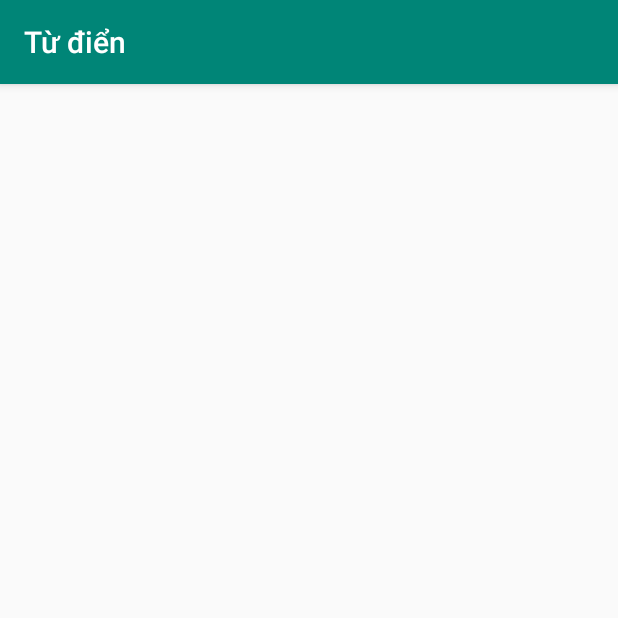
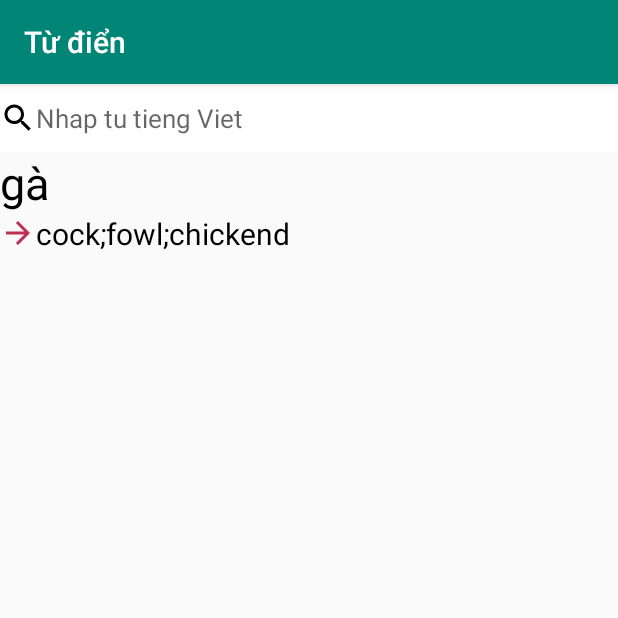
Before and after one commit to vanhoang1001/tudien, an Android app: the TraVietAnhActivity screen opened directly, with no data from a screen before it, on a phone screen of 412 x 824 dp, the top half of it. Run offline under Robolectric (Android 15) with nearby library versions, the phone set to English and light mode, and no system bars.

Commit message:
update demo

```diff
--- a/app/src/main/res/layout/layout_tratiengviet.xml
+++ b/app/src/main/res/layout/layout_tratiengviet.xml
@@ -11,6 +11,31 @@
         android:layout_height="wrap_content"
         android:orientation="horizontal">
 
+        <EditText
+            android:id="@+id/etSearch"
+            android:layout_width="match_parent"
+            android:layout_height="45dp"
+            android:background="#fff"
+            android:drawableLeft="@drawable/ic_search_black_24dp"
+            android:hint="Nhap tu tieng Viet"
+            android:textSize="17sp" />
+        <TextView
+            android:textColor="#000"
+            android:textSize="30sp"
+            android:layout_below="@+id/etSearch"
+            android:text="gà"
+            android:id="@+id/txtTuTiengViet"
+            android:layout_width="wrap_content"
+            android:layout_height="wrap_content" />
+        <TextView
+            android:drawableLeft="@drawable/ic_arrow_forward_black_24dp"
+            android:textColor="#000"
+            android:textSize="20sp"
+            android:layout_below="@+id/txtTuTiengViet"
+            android:text="cock;fowl;chickend"
+            android:id="@+id/txtTuTiengAnh"
+            android:layout_width="wrap_content"
+            android:layout_height="wrap_content" />
     </RelativeLayout>
 
 </LinearLayout>
--- a/app/src/main/res/values/styles.xml
+++ b/app/src/main/res/values/styles.xml
@@ -1,7 +1,7 @@
 <resources>
 
     <!-- Base application theme. -->
-    <style name="AppTheme" parent="Theme.AppCompat.Light.DarkActionBar">
+    <style name="AppTheme" parent="Base.Theme.AppCompat.Light.DarkActionBar">
         <!-- Customize your theme here. -->
         <item name="colorPrimary">@color/colorPrimary</item>
         <item name="colorPrimaryDark">@color/colorPrimaryDark</item>
```
